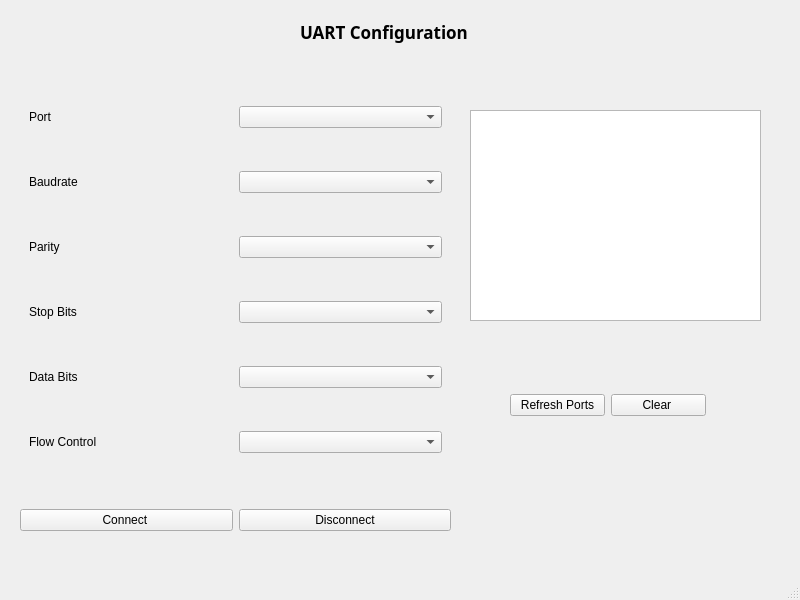
Above: uart.ui from Nourreddine1920/Serial_Port_COM before the change. Below: the same form after it.
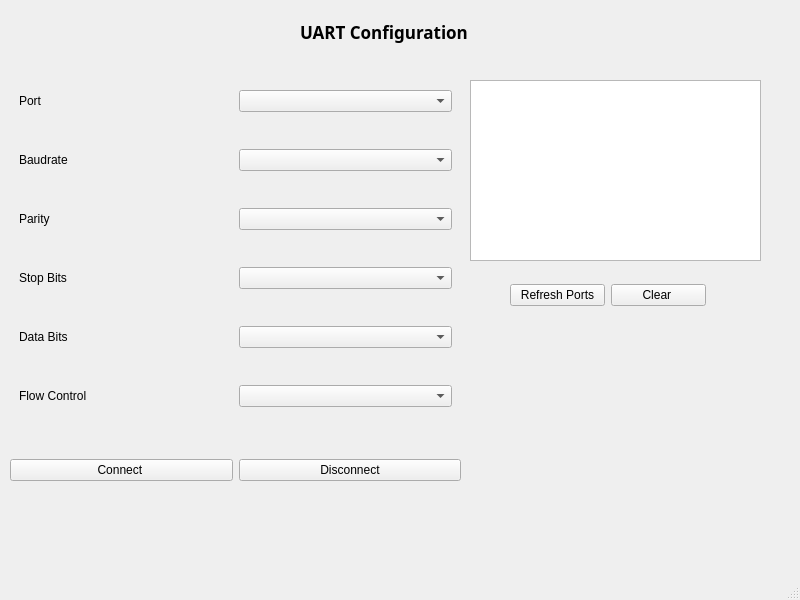
That is the form after the change.

```diff
--- a/uart.ui
+++ b/uart.ui
@@ -34,23 +34,13 @@
      <string>UART Configuration</string>
     </property>
    </widget>
-   <widget class="QTextBrowser" name="textBrowser">
+   <widget class="QWidget" name="layoutWidget">
     <property name="geometry">
      <rect>
-      <x>470</x>
-      <y>110</y>
-      <width>291</width>
-      <height>211</height>
-     </rect>
-    </property>
-   </widget>
-   <widget class="QWidget" name="">
-    <property name="geometry">
-     <rect>
-      <x>20</x>
-      <y>60</y>
-      <width>431</width>
-      <height>471</height>
+      <x>10</x>
+      <y>50</y>
+      <width>451</width>
+      <height>431</height>
      </rect>
     </property>
     <layout class="QVBoxLayout" name="verticalLayout_2">
@@ -164,11 +154,11 @@
      </item>
     </layout>
    </widget>
-   <widget class="QWidget" name="">
+   <widget class="QWidget" name="layoutWidget">
     <property name="geometry">
      <rect>
       <x>510</x>
-      <y>390</y>
+      <y>280</y>
       <width>196</width>
       <height>31</height>
      </rect>
@@ -190,6 +180,16 @@
      </item>
     </layout>
    </widget>
+   <widget class="QTextBrowser" name="textBrowser">
+    <property name="geometry">
+     <rect>
+      <x>470</x>
+      <y>80</y>
+      <width>291</width>
+      <height>181</height>
+     </rect>
+    </property>
+   </widget>
   </widget>
   <widget class="QMenuBar" name="menubar">
    <property name="geometry">
```
